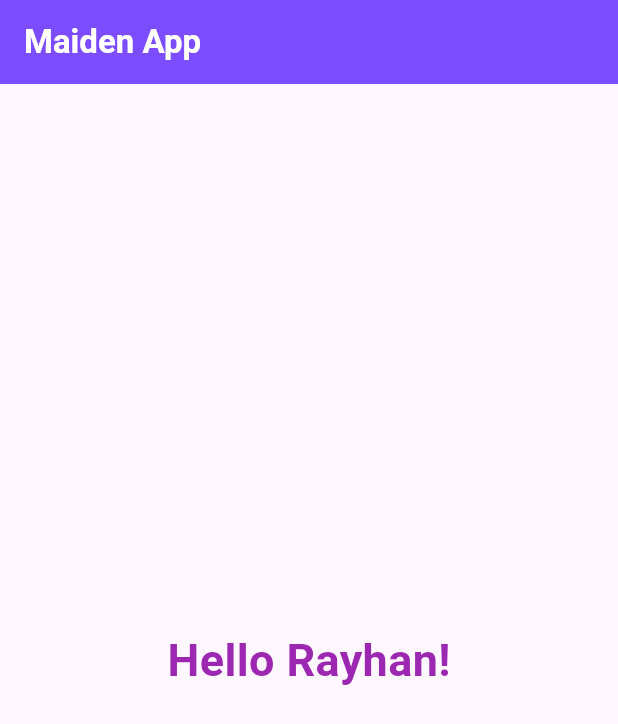
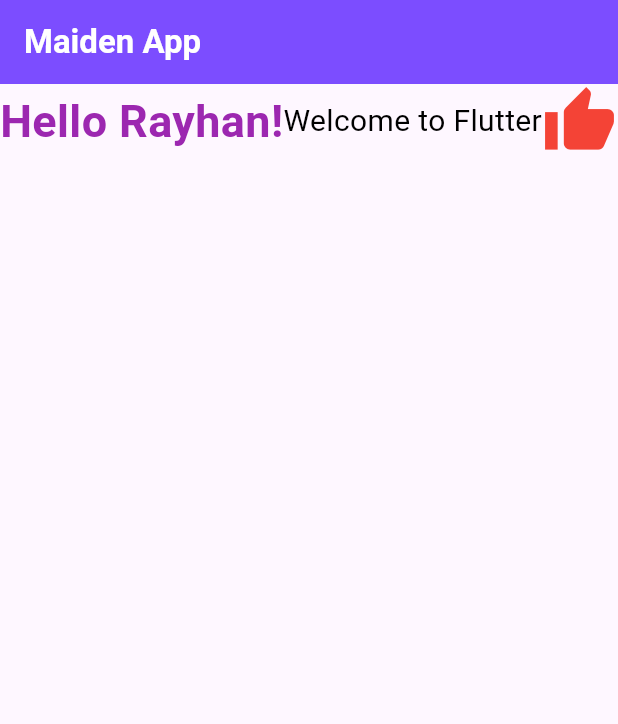
Before and after one commit to rayhan19122/Ostad_Flutter_14, a Flutter app: the screen it shows after launch, on a phone screen of 412 x 824 dp. Shown: the top 724 px of the screen. Run offline on Flutter 3.47's test engine with Material 3 defaults, Android fonts, the phone set to English and light mode, and no system bars.

Commit message:
added Expanded and SingleChildScrollView widgets

```diff
--- a/flutter/maiden_app/lib/home.dart
+++ b/flutter/maiden_app/lib/home.dart
@@ -16,14 +16,44 @@ class Home extends StatelessWidget{
         ),
         backgroundColor: Colors.deepPurpleAccent,
       ),
-      body: Center(
-        child: Text(
-          'Hello Rayhan!',
-          style: TextStyle(
-            color: Colors.purple,
-            fontSize: 30,
-            fontWeight: FontWeight.bold
+      body: SingleChildScrollView(
+       scrollDirection: Axis.horizontal,
+        child: Row(
+          mainAxisAlignment: MainAxisAlignment.center,
+          //crossAxisAlignment: CrossAxisAlignment.center,
+          children:[
+            Text(
+            'Hello Rayhan!',
+            style: TextStyle(
+              color: Colors.purple,
+              fontSize: 30,
+              fontWeight: FontWeight.bold
+            ),
           ),
+
+            Text(
+              'Welcome to Flutter',
+              style: TextStyle(fontSize: 20,color: Colors.black),
+            ),
+
+            Icon(
+              Icons.thumb_up,
+              color: Colors.red,
+              size: 50,
+            ),
+
+            // Expanded(
+            //   child: Text(
+            //     'This is a very long text that will normally crash the screen but now it is safe!',
+            //     style: TextStyle(fontSize: 20, color: Colors.red),
+            //   ),
+            // ),
+
+            Text(
+              "One day I'll shine In sha Allah",
+              style: TextStyle(fontSize: 20, color: Colors.black),
+            )
+        ],
         ),
       ),
     );
```
